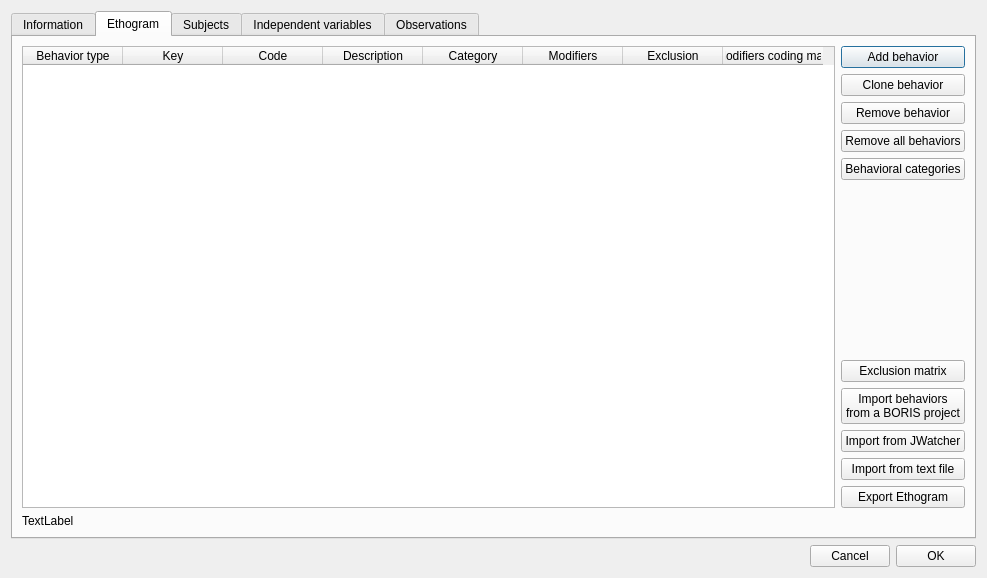
olivierfriard/BORIS, file project.ui: the form before one commit.
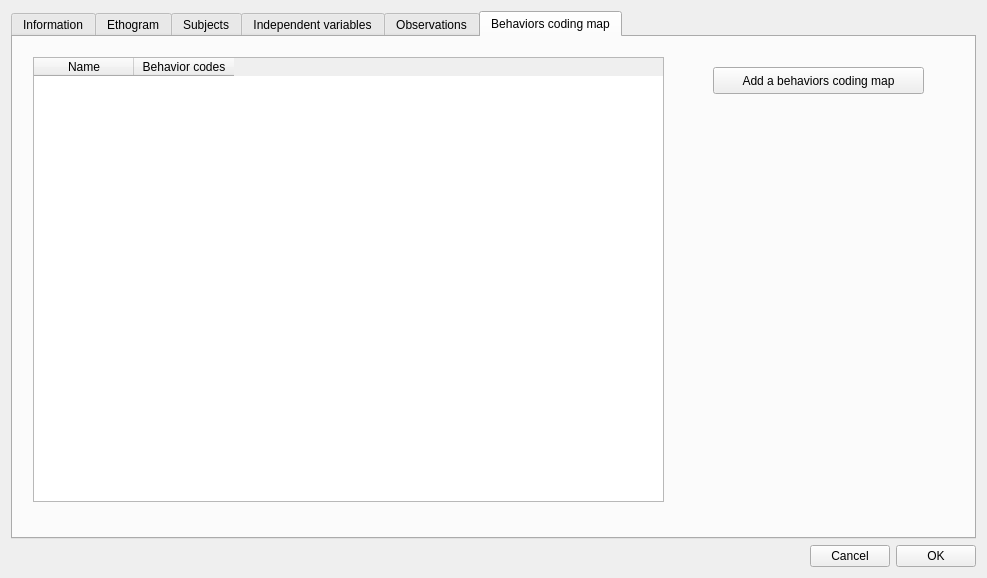
The form after the commit.

Commit message: behav coding map

What changed in the file:
```diff
--- a/project.ui
+++ b/project.ui
@@ -19,7 +19,7 @@
      <item>
       <widget class="QTabWidget" name="tabProject">
        <property name="currentIndex">
-        <number>1</number>
+        <number>5</number>
        </property>
        <widget class="QWidget" name="tabInformation">
         <attribute name="title">
@@ -751,6 +751,62 @@
          </item>
         </layout>
        </widget>
+       <widget class="QWidget" name="tabBehavCodingMap">
+        <attribute name="title">
+         <string>Behaviors coding map</string>
+        </attribute>
+        <widget class="QTableWidget" name="twBehavCodingMap">
+         <property name="geometry">
+          <rect>
+           <x>20</x>
+           <y>20</y>
+           <width>631</width>
+           <height>445</height>
+          </rect>
+         </property>
+         <property name="autoFillBackground">
+          <bool>false</bool>
+         </property>
+         <property name="frameShadow">
+          <enum>QFrame::Sunken</enum>
+         </property>
+         <property name="midLineWidth">
+          <number>0</number>
+         </property>
+         <property name="selectionMode">
+          <enum>QAbstractItemView::SingleSelection</enum>
+         </property>
+         <property name="selectionBehavior">
+          <enum>QAbstractItemView::SelectRows</enum>
+         </property>
+         <property name="sortingEnabled">
+          <bool>true</bool>
+         </property>
+         <column>
+          <property name="text">
+           <string>Name</string>
+          </property>
+         </column>
+         <column>
+          <property name="text">
+           <string>Behavior codes</string>
+          </property>
+         </column>
+        </widget>
+        <widget class="QPushButton" name="pbAddBehaviorsCodingMap">
+         <property name="geometry">
+          <rect>
+           <x>700</x>
+           <y>30</y>
+           <width>211</width>
+           <height>27</height>
+          </rect>
+         </property>
+         <property name="text">
+          <string>Add a behaviors coding map</string>
+         </property>
+        </widget>
+       </widget>
       </widget>
      </item>
      <item>
```
The commit also changes 6 other files.
